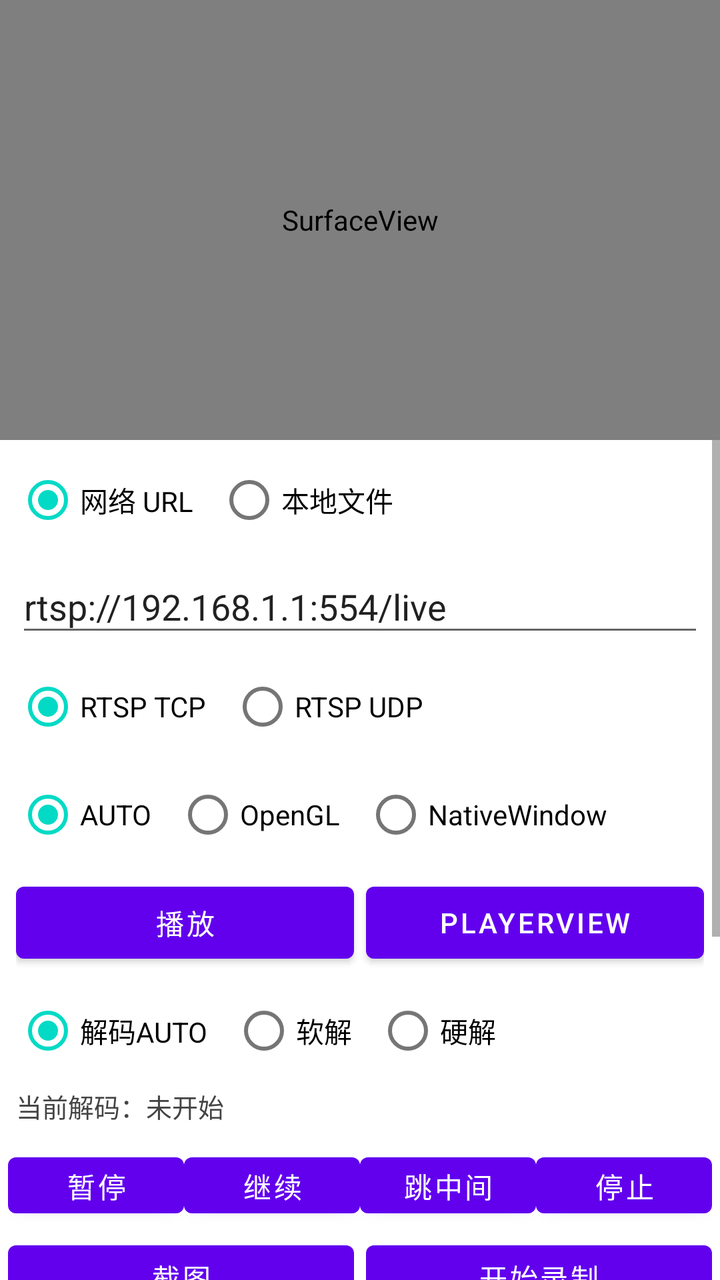
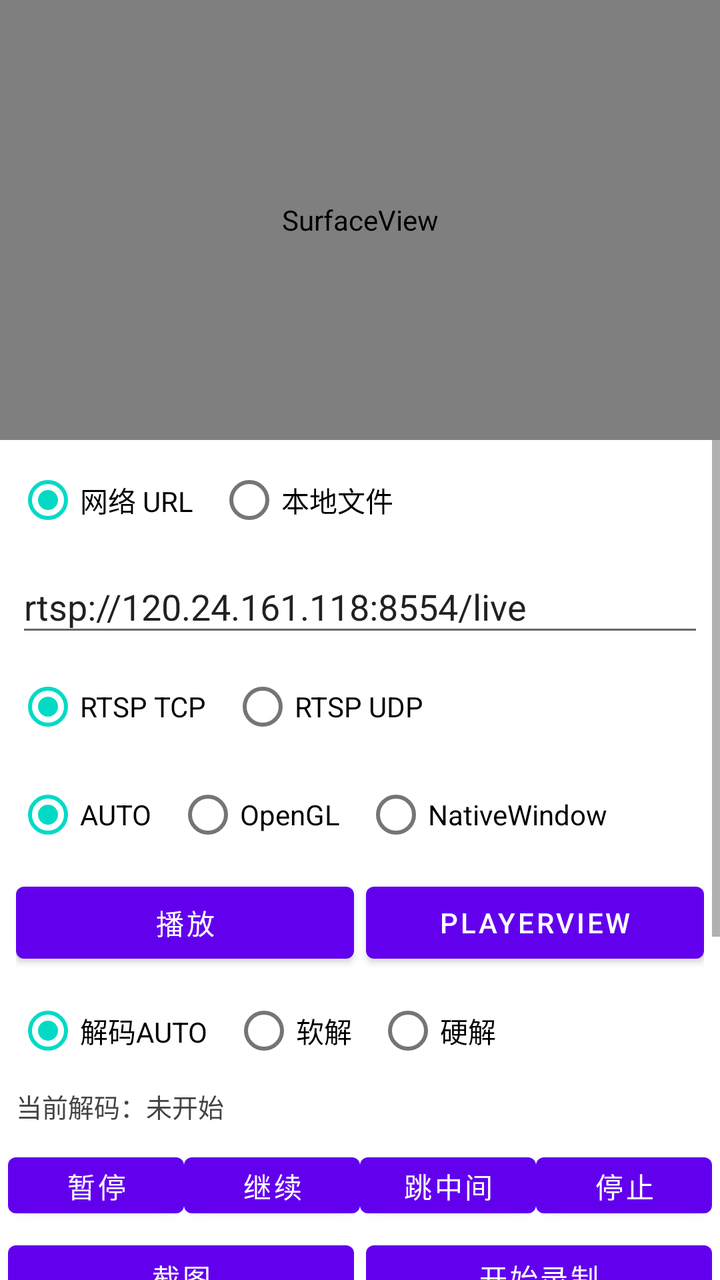

Screens rendered from an Android XML layout before and after an edit, with the pre-edit source and the edit as a unified diff.
<!-- AndroidManifest.xml: application theme Theme.ABCPlayDemo -->
<!-- res/layout/activity_main.xml -->
<?xml version="1.0" encoding="utf-8"?>
<LinearLayout xmlns:android="http://schemas.android.com/apk/res/android"
    android:layout_width="match_parent"
    android:layout_height="match_parent"
    android:orientation="vertical">

    <SurfaceView
        android:id="@+id/surfaceView"
        android:layout_width="match_parent"
        android:layout_height="220dp" />

    <ScrollView
        android:layout_width="match_parent"
        android:layout_height="0dp"
        android:layout_weight="1"
        android:fillViewport="true">

        <LinearLayout
            android:layout_width="match_parent"
            android:layout_height="wrap_content"
            android:orientation="vertical">

            <LinearLayout
                android:layout_width="match_parent"
                android:layout_height="wrap_content"
                android:orientation="vertical"
                android:paddingStart="8dp"
                android:paddingTop="6dp"
                android:paddingEnd="8dp"
                android:paddingBottom="6dp">

                <RadioGroup
                    android:id="@+id/modeGroup"
                    android:layout_width="wrap_content"
                    android:layout_height="wrap_content"
                    android:orientation="horizontal">

                    <RadioButton
                        android:id="@+id/modeRtspButton"
                        android:layout_width="wrap_content"
                        android:layout_height="wrap_content"
                        android:checked="true"
                        android:text="\u7f51\u7edc URL" />

                    <RadioButton
                        android:id="@+id/modeLocalButton"
                        android:layout_width="wrap_content"
                        android:layout_height="wrap_content"
                        android:layout_marginStart="12dp"
                        android:text="\u672c\u5730\u6587\u4ef6" />

                </RadioGroup>

                <LinearLayout
                    android:id="@+id/rtspInputLayout"
                    android:layout_width="match_parent"
                    android:layout_height="wrap_content"
                    android:layout_marginTop="6dp"
                    android:orientation="vertical">

                    <LinearLayout
                        android:layout_width="match_parent"
                        android:layout_height="wrap_content"
                        android:orientation="horizontal">

                        <EditText
                            android:id="@+id/dataSourceInput"
                            android:layout_width="0dp"
                            android:layout_height="wrap_content"
                            android:layout_weight="1"
                            android:hint="\u8f93\u5165 rtsp://\u3001http://\u3001https:// \u6216 .m3u8 \u5730\u5740"
                            android:imeOptions="actionDone"
                            android:inputType="textUri"
                            android:maxLines="1"
                            android:singleLine="true"
                            android:text="rtsp://192.168.1.1:554/live" />

                    </LinearLayout>

                    <RadioGroup
                        android:id="@+id/transportGroup"
                        android:layout_width="wrap_content"
                        android:layout_height="wrap_content"
                        android:layout_marginTop="6dp"
                        android:orientation="horizontal">

                        <RadioButton
                            android:id="@+id/transportTcpButton"
                            android:layout_width="wrap_content"
                            android:layout_height="wrap_content"
                            android:checked="true"
                            android:text="RTSP TCP" />

                        <RadioButton
                            android:id="@+id/transportUdpButton"
                            android:layout_width="wrap_content"
                            android:layout_height="wrap_content"
                            android:layout_marginStart="12dp"
                            android:text="RTSP UDP" />

                    </RadioGroup>

                    <RadioGroup
                        android:id="@+id/renderModeGroup"
                        android:layout_width="wrap_content"
                        android:layout_height="wrap_content"
                        android:layout_marginTop="6dp"
                        android:orientation="horizontal">

                        <RadioButton
                            android:id="@+id/renderModeAutoButton"
                            android:layout_width="wrap_content"
                            android:layout_height="wrap_content"
                            android:checked="true"
                            android:text="AUTO" />

                        <RadioButton
                            android:id="@+id/renderModeOpenGlButton"
                            android:layout_width="wrap_content"
                            android:layout_height="wrap_content"
                            android:layout_marginStart="12dp"
                            android:text="OpenGL" />

                        <RadioButton
                            android:id="@+id/renderModeNativeButton"
                            android:layout_width="wrap_content"
                            android:layout_height="wrap_content"
                            android:layout_marginStart="12dp"
                            android:text="NativeWindow" />

                    </RadioGroup>

                </LinearLayout>

                <LinearLayout
                    android:id="@+id/localInputLayout"
                    android:layout_width="match_parent"
                    android:layout_height="wrap_content"
                    android:layout_marginTop="6dp"
                    android:orientation="horizontal"
                    android:visibility="gone">

                    <EditText
                        android:id="@+id/localPathInput"
                        android:layout_width="0dp"
                        android:layout_height="wrap_content"
                        android:layout_weight="1"
                        android:hint="\u8f93\u5165\u6587\u4ef6\u8def\u5f84\u6216\u70b9\u51fb\u9009\u62e9"
                        android:imeOptions="actionDone"
                        android:inputType="text"
                        android:maxLines="1"
                        android:singleLine="true" />

                    <Button
                        android:id="@+id/pickFileButton"
                        android:layout_width="wrap_content"
                        android:layout_height="wrap_content"
                        android:layout_marginStart="8dp"
                        android:text="\u9009\u62e9\u6587\u4ef6" />

                </LinearLayout>

                <LinearLayout
                    android:id="@+id/playActionLayout"
                    android:layout_width="match_parent"
                    android:layout_height="48dp"
                    android:layout_marginTop="6dp"
                    android:orientation="horizontal">

                    <Button
                        android:id="@+id/openButton"
                        android:layout_width="0dp"
                        android:layout_height="match_parent"
                        android:layout_weight="1"
                        android:text="\u64ad\u653e" />

                    <Button
                        android:id="@+id/openPlayerViewDemoButton"
                        android:layout_width="0dp"
                        android:layout_height="match_parent"
                        android:layout_marginStart="6dp"
                        android:layout_weight="1"
                        android:text="PlayerView" />

                </LinearLayout>

                <RadioGroup
                    android:id="@+id/decodeModeGroup"
                    android:layout_width="wrap_content"
                    android:layout_height="wrap_content"
                    android:layout_marginTop="6dp"
                    android:orientation="horizontal">

                    <RadioButton
                        android:id="@+id/decodeModeAutoButton"
                        android:layout_width="wrap_content"
                        android:layout_height="wrap_content"
                        android:checked="true"
                        android:text="\u89e3\u7801AUTO" />

                    <RadioButton
                        android:id="@+id/decodeModeSoftwareButton"
                        android:layout_width="wrap_content"
                        android:layout_height="wrap_content"
                        android:layout_marginStart="12dp"
                        android:text="\u8f6f\u89e3" />

                    <RadioButton
                        android:id="@+id/decodeModeMediaCodecButton"
                        android:layout_width="wrap_content"
                        android:layout_height="wrap_content"
                        android:layout_marginStart="12dp"
                        android:text="\u786c\u89e3" />

                </RadioGroup>

                <TextView
                    android:id="@+id/decodeStatusText"
                    android:layout_width="match_parent"
                    android:layout_height="wrap_content"
                    android:layout_marginTop="4dp"
                    android:text="\u5f53\u524d\u89e3\u7801\uff1a\u672a\u5f00\u59cb"
                    android:textColor="#444444"
                    android:textSize="13sp" />

            </LinearLayout>

            <LinearLayout
                android:layout_width="match_parent"
                android:layout_height="48dp"
                android:orientation="horizontal"
                android:padding="4dp">

                <Button
                    android:id="@+id/pauseButton"
                    android:layout_width="0dp"
                    android:layout_height="match_parent"
                    android:layout_weight="1"
                    android:text="\u6682\u505c" />

                <Button
                    android:id="@+id/resumeButton"
                    android:layout_width="0dp"
                    android:layout_height="match_parent"
                    android:layout_weight="1"
                    android:text="\u7ee7\u7eed" />

                <Button
                    android:id="@+id/seekMiddleButton"
                    android:layout_width="0dp"
                    android:layout_height="match_parent"
                    android:layout_weight="1"
                    android:text="\u8df3\u4e2d\u95f4" />

                <Button
                    android:id="@+id/stopButton"
                    android:layout_width="0dp"
                    android:layout_height="match_parent"
                    android:layout_weight="1"
                    android:text="\u505c\u6b62" />

            </LinearLayout>

            <LinearLayout
                android:layout_width="match_parent"
                android:layout_height="48dp"
                android:orientation="horizontal"
                android:paddingStart="4dp"
                android:paddingEnd="4dp"
                android:paddingBottom="4dp">

                <Button
                    android:id="@+id/captureButton"
                    android:layout_width="0dp"
                    android:layout_height="match_parent"
                    android:layout_weight="1"
                    android:text="\u622a\u56fe" />

                <Button
                    android:id="@+id/recordButton"
                    android:layout_width="0dp"
                    android:layout_height="match_parent"
                    android:layout_marginStart="6dp"
                    android:layout_weight="1"
                    android:text="\u5f00\u59cb\u5f55\u5236" />

            </LinearLayout>

            <LinearLayout
                android:layout_width="match_parent"
                android:layout_height="wrap_content"
                android:orientation="horizontal"
                android:paddingStart="12dp"
                android:paddingTop="4dp"
                android:paddingEnd="12dp"
                android:paddingBottom="4dp">

                <TextView
                    android:id="@+id/currentTimeText"
                    android:layout_width="56dp"
                    android:layout_height="wrap_content"
                    android:gravity="center_vertical"
                    android:text="00:00"
                    android:textColor="#444444"
                    android:textSize="13sp" />

                <SeekBar
                    android:id="@+id/progressSeekBar"
                    android:layout_width="0dp"
                    android:layout_height="wrap_content"
                    android:layout_weight="1"
                    android:max="1000"
                    android:progress="0" />

                <TextView
                    android:id="@+id/durationTimeText"
                    android:layout_width="56dp"
                    android:layout_height="wrap_content"
                    android:gravity="center_vertical|end"
                    android:text="00:00"
                    android:textColor="#444444"
                    android:textSize="13sp" />

            </LinearLayout>

            <TextView
                android:id="@+id/sample_text"
                android:layout_width="match_parent"
                android:layout_height="wrap_content"
                android:minHeight="240dp"
                android:padding="12dp"
                android:textColor="#666666"
                android:textSize="14sp" />

        </LinearLayout>

    </ScrollView>

</LinearLayout>
<!-- resources referenced by this layout -->
<resources>
  <style name="Theme.ABCPlayDemo" parent="Theme.MaterialComponents.DayNight.DarkActionBar">
          
          <item name="colorPrimary">@color/purple_500</item>
          <item name="colorPrimaryVariant">@color/purple_700</item>
          <item name="colorOnPrimary">@color/white</item>
          
          <item name="colorSecondary">@color/teal_200</item>
          <item name="colorSecondaryVariant">@color/teal_700</item>
          <item name="colorOnSecondary">@color/black</item>
          
          <item name="android:statusBarColor">?attr/colorPrimaryVariant</item>
          
      </style>
  <color name="purple_500">#FF6200EE</color>
  <color name="purple_700">#FF3700B3</color>
  <color name="white">#FFFFFFFF</color>
  <color name="teal_200">#FF03DAC5</color>
  <color name="teal_700">#FF018786</color>
  <color name="black">#FF000000</color>
</resources>

<!-- the commit's change to res/layout/activity_main.xml (unified diff, before → after) -->
@@ -73,7 +73,7 @@
                             android:inputType="textUri"
                             android:maxLines="1"
                             android:singleLine="true"
-                            android:text="rtsp://192.168.1.1:554/live" />
+                            android:text="rtsp://120.24.161.118:8554/live" />
 
                     </LinearLayout>
 
